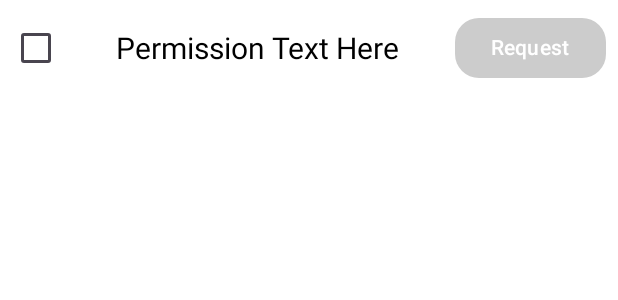
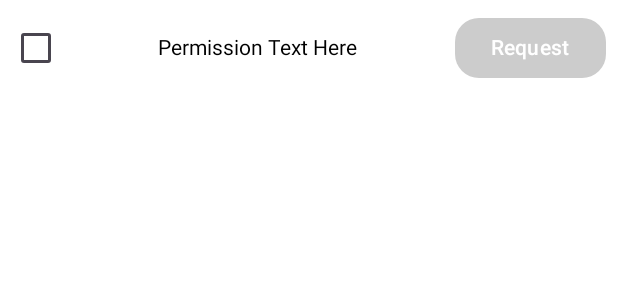
Before and after one commit to parade621/ComposePermissionSample, an Android app built with Jetpack Compose: the @Preview function LazyColumnItemPreView, on a phone screen of 412 x 824 dp. Shown: the top 300 px of the screen. Run offline under Robolectric (Android 15) with nearby library versions, the phone set to English and light mode, and no system bars; Roboto replaces fonts that are not available here.

Commit message:
add LazyColumn

```diff
--- a/app/build.gradle.kts
+++ b/app/build.gradle.kts
@@ -43,7 +43,7 @@ android {
         compose = true
     }
     composeOptions {
-        kotlinCompilerExtensionVersion = "1.5.1"
+        kotlinCompilerExtensionVersion = "1.5.10"
     }
     packaging {
         resources {
@@ -77,12 +77,10 @@ dependencies {
     implementation("androidx.lifecycle:lifecycle-runtime-compose:2.7.0")
     implementation("androidx.lifecycle:lifecycle-viewmodel-compose:2.7.0")
 
-
     // hilt
     implementation("com.google.dagger:hilt-android:2.48")
     kapt("com.google.dagger:hilt-android-compiler:2.48")
     kapt("androidx.hilt:hilt-compiler:1.2.0")
-    implementation("androidx.hilt:hilt-lifecycle-viewmodel:1.0.0-alpha03")
     implementation("androidx.hilt:hilt-navigation-compose:1.2.0")
 
     //logger
--- a/app/src/main/AndroidManifest.xml
+++ b/app/src/main/AndroidManifest.xml
@@ -3,6 +3,7 @@
     xmlns:tools="http://schemas.android.com/tools">
 
     <application
+        android:name=".PermissionSample"
         android:allowBackup="true"
         android:dataExtractionRules="@xml/data_extraction_rules"
         android:fullBackupContent="@xml/backup_rules"
--- a/app/src/main/java/com/parade621/compose_permission_sample/data/permissionData.kt
+++ b/app/src/main/java/com/parade621/compose_permission_sample/data/permissionData.kt
@@ -1,6 +1,6 @@
 package com.parade621.compose_permission_sample.data
 
-data class PermissionItem(
+data class PermissionData(
     val permissionText: String,
     var isChecked: Boolean = false
 )
--- a/app/src/main/java/com/parade621/compose_permission_sample/ui/components/LazyColumnItem.kt
+++ b/app/src/main/java/com/parade621/compose_permission_sample/ui/components/LazyColumnItem.kt
@@ -5,6 +5,7 @@ import androidx.compose.foundation.layout.Box
 import androidx.compose.foundation.layout.Row
 import androidx.compose.foundation.layout.fillMaxWidth
 import androidx.compose.foundation.layout.padding
+import androidx.compose.foundation.layout.wrapContentHeight
 import androidx.compose.foundation.shape.RoundedCornerShape
 import androidx.compose.material3.Button
 import androidx.compose.material3.ButtonDefaults
@@ -21,22 +22,24 @@ import androidx.compose.ui.unit.sp
 @Composable
 fun LazyColumnItem(
     checked: Boolean = false,
-    checkBoxEvent: (Boolean) -> Unit = {},
+    checkBoxEvent: () -> Unit = {},
     permissionText: String,
     btnClickEvent: () -> Unit = {},
 ) {
     Row(
-        modifier = Modifier.fillMaxWidth(),
+        modifier = Modifier
+            .fillMaxWidth()
+            .wrapContentHeight(),
         verticalAlignment = Alignment.CenterVertically,
         horizontalArrangement = Arrangement.SpaceBetween
     ) {
-        Checkbox(checked = checked, onCheckedChange = checkBoxEvent)
+        Checkbox(checked = checked, onCheckedChange = { checkBoxEvent() })
         Box(
             modifier = Modifier.align(Alignment.CenterVertically)
         ) {
             Text(
                 text = permissionText,
-                fontSize = 20.sp
+                fontSize = 14.sp
             )
         }
         Button(modifier = Modifier.padding(8.dp),
--- a/app/src/main/java/com/parade621/compose_permission_sample/ui/screen/mainscreen/MainScreen.kt
+++ b/app/src/main/java/com/parade621/compose_permission_sample/ui/screen/mainscreen/MainScreen.kt
@@ -22,7 +22,7 @@ fun MainScreen(
             itemsIndexed(state.permissionList) { index, permission ->
                 LazyColumnItem(
                     checked = permission.isChecked,
-                    checkBoxEvent = {},
+                    checkBoxEvent = {onEvent(MainEvent.OnCheckPermissionClicked(index))},
                     permissionText = permission.permissionText,
                 ) {
                     {}
--- a/app/src/main/java/com/parade621/compose_permission_sample/ui/screen/mainscreen/MainState.kt
+++ b/app/src/main/java/com/parade621/compose_permission_sample/ui/screen/mainscreen/MainState.kt
@@ -1,8 +1,8 @@
 package com.parade621.compose_permission_sample.ui.screen.mainscreen
 
-import com.parade621.compose_permission_sample.data.PermissionItem
+import com.parade621.compose_permission_sample.data.PermissionData
 
 data class MainState(
-    val permissionList: List<PermissionItem> = emptyList(),
+    val permissionList: List<PermissionData> = emptyList(),
     val checkAll: Boolean = false
 )
--- a/build.gradle.kts
+++ b/build.gradle.kts
@@ -1,6 +1,6 @@
 // Top-level build file where you can add configuration options common to all sub-projects/modules.
 plugins {
     id("com.android.application") version "8.2.1" apply false
-    id("org.jetbrains.kotlin.android") version "1.9.0" apply false
+    id("org.jetbrains.kotlin.android") version "1.9.22" apply false
     id("com.google.dagger.hilt.android") version "2.48" apply false
 }
```
Also changed, not shown: app/src/main/java/com/parade621/compose_permission_sample/ui/screen/mainscreen/MainViewModel.kt (+17 -5 lines).
